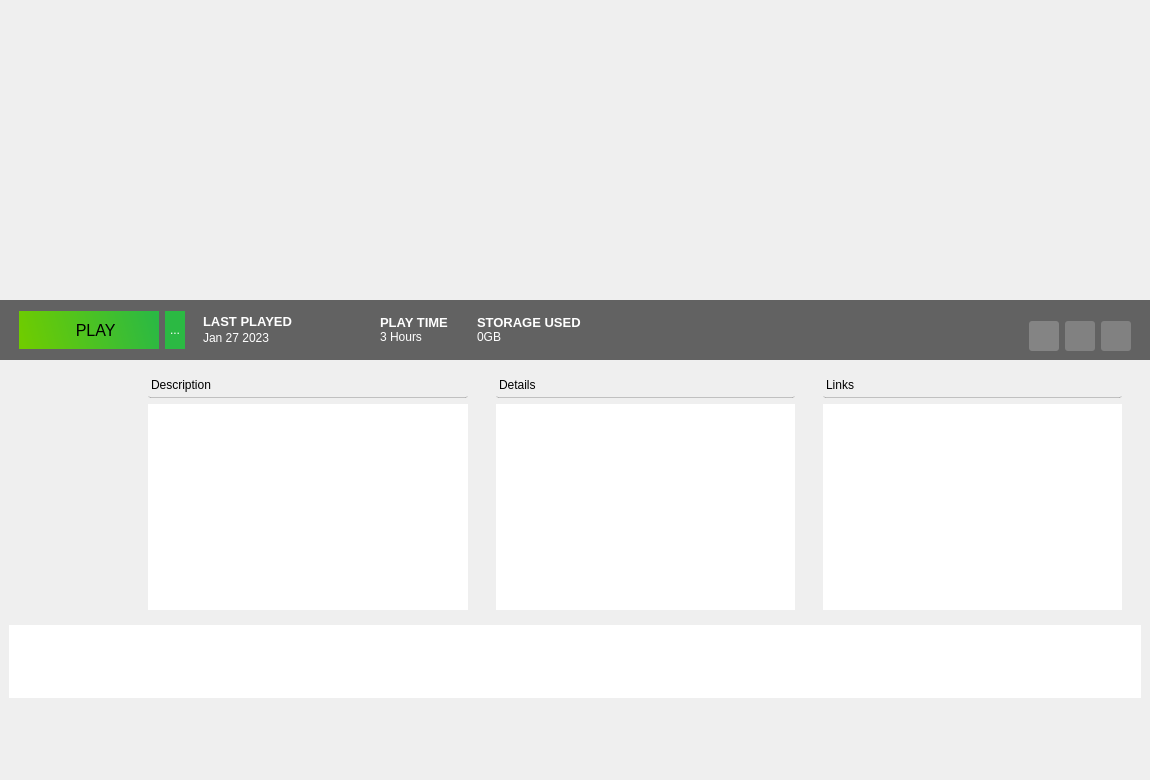
Old version of the form atlas/ui/widgets/games/GameWidget.ui in the repository KJNeko/Atlas.
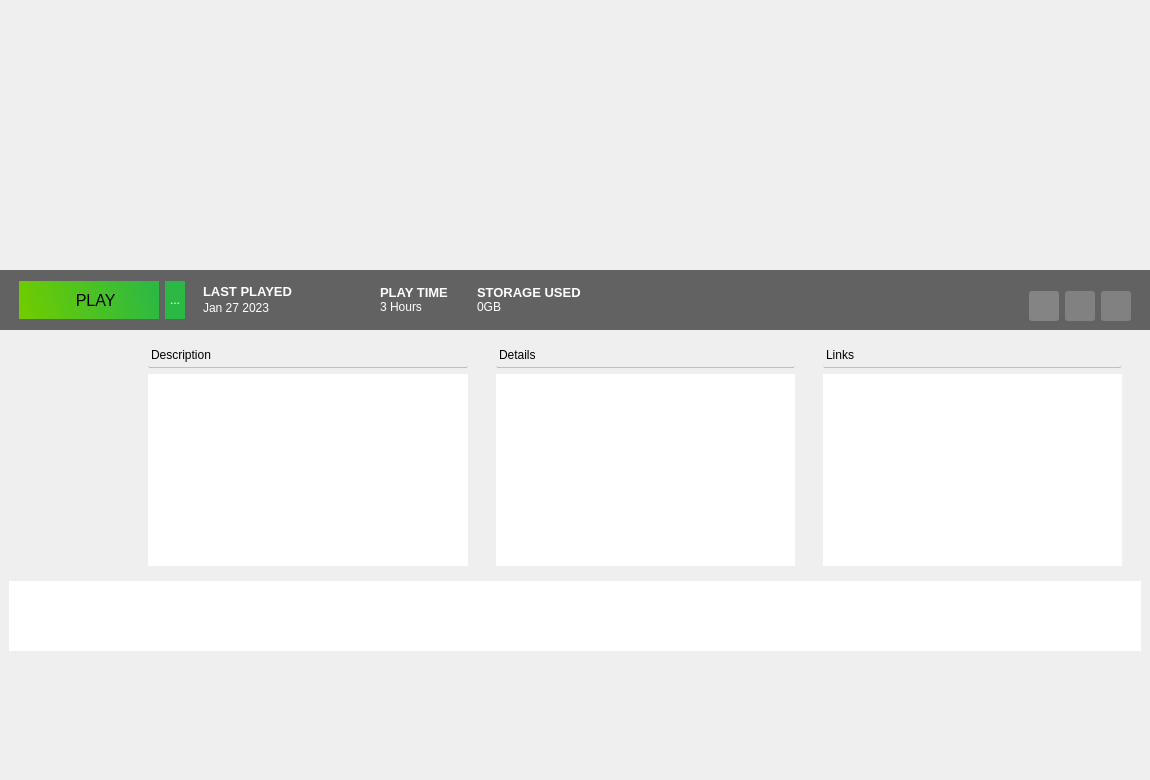
New version of the form. Icons and pictures are not drawn.

Commit message: ui fixes for game widget

What changed in the file:
```diff
--- a/atlas/ui/widgets/games/GameWidget.ui
+++ b/atlas/ui/widgets/games/GameWidget.ui
@@ -50,23 +50,429 @@
       <property name="spacing">
        <number>0</number>
       </property>
-      <item row="0" column="1">
-       <spacer name="verticalSpacer_4">
-        <property name="orientation">
-         <enum>Qt::Vertical</enum>
+      <item row="2" column="0" colspan="2">
+       <widget class="QFrame" name="bannerDetailFrame">
+        <property name="sizePolicy">
+         <sizepolicy hsizetype="Expanding" vsizetype="Expanding">
+          <horstretch>0</horstretch>
+          <verstretch>0</verstretch>
+         </sizepolicy>
         </property>
-        <property name="sizeType">
-         <enum>QSizePolicy::Fixed</enum>
+        <property name="styleSheet">
+         <string notr="true"/>
         </property>
-        <property name="sizeHint" stdset="0">
-         <size>
-          <width>20</width>
-          <height>260</height>
-         </size>
-        </property>
-       </spacer>
+        <layout class="QGridLayout" name="gridLayout_12">
+         <item row="0" column="0" colspan="2">
+          <widget class="QWidget" name="InfoPanel" native="true">
+           <property name="sizePolicy">
+            <sizepolicy hsizetype="MinimumExpanding" vsizetype="MinimumExpanding">
+             <horstretch>0</horstretch>
+             <verstretch>0</verstretch>
+            </sizepolicy>
+           </property>
+           <property name="styleSheet">
+            <string notr="true">border-radius: 2px;</string>
+           </property>
+           <layout class="QGridLayout" name="gridLayout_8">
+            <property name="leftMargin">
+             <number>0</number>
+            </property>
+            <property name="topMargin">
+             <number>0</number>
+            </property>
+            <property name="rightMargin">
+             <number>0</number>
+            </property>
+            <property name="bottomMargin">
+             <number>0</number>
+            </property>
+            <property name="spacing">
+             <number>0</number>
+            </property>
+            <item row="0" column="0">
+             <layout class="QGridLayout" name="detailView">
+              <item row="4" column="7">
+               <widget class="QWidget" name="Links" native="true">
+                <property name="minimumSize">
+                 <size>
+                  <width>0</width>
+                  <height>100</height>
+                 </size>
+                </property>
+                <property name="styleSheet">
+                 <string notr="true"/>
+                </property>
+                <layout class="QGridLayout" name="gridLayout_13">
+                 <item row="0" column="0">
+                  <widget class="QLabel" name="label_5">
+                   <property name="styleSheet">
+                    <string notr="true">background:none;
+border-style: outset;
+border-width: 1px;
+border-color: rgba(120, 120, 120, 100);
+border-top:none;
+border-right: none;
+border-left:none;
+padding-bottom:5px;</string>
+                   </property>
+                   <property name="text">
+                    <string>Links</string>
+                   </property>
+                  </widget>
+                 </item>
+                 <item row="1" column="0">
+                  <widget class="QTextEdit" name="teLinks">
+                   <property name="styleSheet">
+                    <string notr="true"/>
+                   </property>
+                   <property name="readOnly">
+                    <bool>true</bool>
+                   </property>
+                  </widget>
+                 </item>
+                </layout>
+               </widget>
+              </item>
+              <item row="4" column="4">
+               <spacer name="horizontalSpacer_18">
+                <property name="orientation">
+                 <enum>Qt::Horizontal</enum>
+                </property>
+                <property name="sizeType">
+                 <enum>QSizePolicy::Fixed</enum>
+                </property>
+                <property name="sizeHint" stdset="0">
+                 <size>
+                  <width>10</width>
+                  <height>20</height>
+                 </size>
+                </property>
+               </spacer>
+              </item>
+              <item row="4" column="5">
+               <widget class="QWidget" name="Info" native="true">
+                <property name="minimumSize">
+                 <size>
+                  <width>0</width>
+                  <height>100</height>
+                 </size>
+                </property>
+                <property name="styleSheet">
+                 <string notr="true"/>
+                </property>
+                <layout class="QGridLayout" name="gridLayout_9">
+                 <property name="leftMargin">
+                  <number>9</number>
+                 </property>
+                 <property name="topMargin">
+                  <number>9</number>
+                 </property>
+                 <property name="rightMargin">
+                  <number>9</number>
+                 </property>
+                 <property name="bottomMargin">
+                  <number>9</number>
+                 </property>
+                 <property name="spacing">
+                  <number>6</number>
+                 </property>
+                 <item row="1" column="0">
+                  <widget class="QTextEdit" name="teDetails">
+                   <property name="styleSheet">
+                    <string notr="true"/>
+                   </property>
+                   <property name="readOnly">
+                    <bool>true</bool>
+                   </property>
+                  </widget>
+                 </item>
+                 <item row="0" column="0">
+                  <widget class="QWidget" name="details_pane" native="true">
+                   <property name="styleSheet">
+                    <string notr="true"/>
+                   </property>
+                   <layout class="QGridLayout" name="gridLayout_5">
+                    <property name="leftMargin">
+                     <number>0</number>
+                    </property>
+                    <property name="topMargin">
+                     <number>0</number>
+                    </property>
+                    <property name="rightMargin">
+                     <number>0</number>
+                    </property>
+                    <property name="bottomMargin">
+                     <number>0</number>
+                    </property>
+                    <property name="spacing">
+                     <number>0</number>
+                    </property>
+                    <item row="0" column="0">
+                     <widget class="QLabel" name="label_10">
+                      <property name="styleSheet">
+                       <string notr="true">background:none;
+border-style: outset;
+border-width: 1px;
+border-color: rgba(120, 120, 120, 100);
+border-top:none;
+border-right: none;
+border-left:none;
+padding-bottom:5px;
+</string>
+                      </property>
+                      <property name="text">
+                       <string>Details</string>
+                      </property>
+                     </widget>
+                    </item>
+                   </layout>
+                  </widget>
+                 </item>
+                </layout>
+               </widget>
+              </item>
+              <item row="4" column="0">
+               <spacer name="horizontalSpacer_20">
+                <property name="orientation">
+                 <enum>Qt::Horizontal</enum>
+                </property>
+                <property name="sizeType">
+                 <enum>QSizePolicy::Fixed</enum>
+                </property>
+                <property name="sizeHint" stdset="0">
+                 <size>
+                  <width>10</width>
+                  <height>20</height>
+                 </size>
+                </property>
+               </spacer>
+              </item>
+              <item row="4" column="8">
+               <spacer name="horizontalSpacer_3">
+                <property name="orientation">
+                 <enum>Qt::Horizontal</enum>
+                </property>
+                <property name="sizeType">
+                 <enum>QSizePolicy::Fixed</enum>
+                </property>
+                <property name="sizeHint" stdset="0">
+                 <size>
+                  <width>10</width>
+                  <height>20</height>
+                 </size>
+                </property>
+               </spacer>
+              </item>
+              <item row="4" column="3">
+               <widget class="QWidget" name="Description" native="true">
+                <property name="sizePolicy">
+                 <sizepolicy hsizetype="Preferred" vsizetype="MinimumExpanding">
+                  <horstretch>0</horstretch>
+                  <verstretch>0</verstretch>
+                 </sizepolicy>
+                </property>
+                <property name="minimumSize">
+                 <size>
+                  <width>0</width>
+                  <height>100</height>
+                 </size>
+                </property>
+                <property name="styleSheet">
+                 <string notr="true"/>
+                </property>
+                <layout class="QGridLayout" name="gridLayout_10">
+                 <item row="0" column="0">
+                  <widget class="QLabel" name="label_3">
+                   <property name="font">
+                    <font>
+                     <underline>false</underline>
+                    </font>
+                   </property>
+                   <property name="styleSheet">
+                    <string notr="true">background:none;
+border-style: outset;
+border-width: 1px;
+border-color: rgba(120, 120, 120, 100);
+border-top:none;
+border-right: none;
+border-left:none;
+padding-bottom:5px;</string>
+                   </property>
+                   <property name="text">
+                    <string>Description</string>
+                   </property>
+                  </widget>
+                 </item>
+                 <item row="1" column="0">
+                  <widget class="QTextEdit" name="teDescription">
+                   <property name="enabled">
+                    <bool>true</bool>
+                   </property>
+                   <property name="sizePolicy">
+                    <sizepolicy hsizetype="MinimumExpanding" vsizetype="Expanding">
+                     <horstretch>0</horstretch>
+                     <verstretch>0</verstretch>
+                    </sizepolicy>
+                   </property>
+                   <property name="minimumSize">
+                    <size>
+                     <width>320</width>
+                     <height>0</height>
+                    </size>
+                   </property>
+                   <property name="styleSheet">
+                    <string notr="true"/>
+                   </property>
+                   <property name="frameShape">
+                    <enum>QFrame::NoFrame</enum>
+                   </property>
+                   <property name="frameShadow">
+                    <enum>QFrame::Plain</enum>
+                   </property>
+                   <property name="sizeAdjustPolicy">
+                    <enum>QAbstractScrollArea::AdjustToContents</enum>
+                   </property>
+                   <property name="readOnly">
+                    <bool>true</bool>
+                   </property>
+                  </widget>
+                 </item>
+                </layout>
+               </widget>
+              </item>
+              <item row="4" column="1">
+               <widget class="QWidget" name="coverWidget" native="true">
+                <property name="sizePolicy">
+                 <sizepolicy hsizetype="Fixed" vsizetype="Fixed">
+                  <horstretch>0</horstretch>
+                  <verstretch>0</verstretch>
+                 </sizepolicy>
+                </property>
+                <property name="minimumSize">
+                 <size>
+                  <width>110</width>
+                  <height>160</height>
+                 </size>
+                </property>
+                <property name="maximumSize">
+                 <size>
+                  <width>110</width>
+                  <height>160</height>
+                 </size>
+                </property>
+                <property name="styleSheet">
+                 <string notr="true">background:transparent;</string>
+                </property>
+                <layout class="QGridLayout" name="gridLayout_7">
+                 <property name="leftMargin">
+                  <number>0</number>
+                 </property>
+                 <property name="topMargin">
+                  <number>0</number>
+                 </property>
+                 <property name="rightMargin">
+                  <number>0</number>
+                 </property>
+                 <property name="bottomMargin">
+                  <number>0</number>
+                 </property>
+                 <property name="spacing">
+                  <number>0</number>
+                 </property>
+                 <item row="1" column="0">
+                  <widget class="QLabel" name="coverImage">
+                   <property name="sizePolicy">
+                    <sizepolicy hsizetype="Preferred" vsizetype="Preferred">
+                     <horstretch>100</horstretch>
+                     <verstretch>150</verstretch>
+                    </sizepolicy>
+                   </property>
+                   <property name="minimumSize">
+                    <size>
+                     <width>100</width>
+                     <height>150</height>
+                    </size>
+                   </property>
+                   <property name="styleSheet">
+                    <string notr="true">background:transparent;</string>
+                   </property>
+                   <property name="text">
+                    <string/>
+                   </property>
+                  </widget>
+                 </item>
+                </layout>
+               </widget>
+              </item>
+              <item row="4" column="2">
+               <spacer name="horizontalSpacer_21">
+                <property name="orientation">
+                 <enum>Qt::Horizontal</enum>
+                </property>
+                <property name="sizeType">
+                 <enum>QSizePolicy::Fixed</enum>
+                </property>
+                <property name="sizeHint" stdset="0">
+                 <size>
+                  <width>10</width>
+                  <height>20</height>
+                 </size>
+                </property>
+               </spacer>
+              </item>
+              <item row="4" column="6">
+               <spacer name="horizontalSpacer_2">
+                <property name="orientation">
+                 <enum>Qt::Horizontal</enum>
+                </property>
+                <property name="sizeType">
+                 <enum>QSizePolicy::Fixed</enum>
+                </property>
+                <property name="sizeHint" stdset="0">
+                 <size>
+                  <width>10</width>
+                  <height>20</height>
+                 </size>
+                </property>
+               </spacer>
+              </item>
+             </layout>
+            </item>
+           </layout>
+          </widget>
+         </item>
+         <item row="1" column="0" colspan="2">
+          <widget class="QListView" name="previewList">
+           <property name="styleSheet">
+            <string notr="true">border-radius: 2px;</string>
+           </property>
+           <property name="sizeAdjustPolicy">
+            <enum>QAbstractScrollArea::AdjustToContents</enum>
+           </property>
+           <property name="flow">
+            <enum>QListView::LeftToRight</enum>
+           </property>
+           <property name="isWrapping" stdset="0">
+            <bool>true</bool>
+           </property>
+           <property name="resizeMode">
+            <enum>QListView::Adjust</enum>
+           </property>
+           <property name="viewMode">
+            <enum>QListView::ListMode</enum>
+           </property>
+           <property name="uniformItemSizes">
+            <bool>false</bool>
+           </property>
+           <property name="itemAlignment">
+            <set>Qt::AlignCenter</set>
+           </property>
+          </widget>
+         </item>
+        </layout>
+       </widget>
       </item>
-      <item row="3" column="0" colspan="2">
+      <item row="1" column="0" colspan="2">
        <widget class="QFrame" name="frame">
         <property name="minimumSize">
          <size>
@@ -588,538 +994,22 @@
         </layout>
        </widget>
       </item>
-      <item row="1" column="1">
-       <widget class="QWidget" name="widget" native="true">
-        <property name="minimumSize">
-         <size>
-          <width>200</width>
-          <height>30</height>
-         </size>
-        </property>
-        <layout class="QGridLayout" name="gridLayout_14">
-         <property name="leftMargin">
-          <number>0</number>
-         </property>
-         <property name="topMargin">
-          <number>0</number>
-         </property>
-         <property name="rightMargin">
-          <number>0</number>
-         </property>
-         <property name="bottomMargin">
-          <number>0</number>
-         </property>
-         <property name="spacing">
-          <number>0</number>
-         </property>
-         <item row="0" column="3">
-          <spacer name="horizontalSpacer">
-           <property name="orientation">
-            <enum>Qt::Horizontal</enum>
-           </property>
-           <property name="sizeType">
-            <enum>QSizePolicy::Maximum</enum>
-           </property>
-           <property name="sizeHint" stdset="0">
-            <size>
-             <width>25</width>
-             <height>0</height>
-            </size>
-           </property>
-          </spacer>
-         </item>
-         <item row="0" column="1">
-          <widget class="QLabel" name="imgEngine">
-           <property name="minimumSize">
-            <size>
-             <width>30</width>
-             <height>30</height>
-            </size>
-           </property>
-           <property name="maximumSize">
-            <size>
-             <width>30</width>
-             <height>30</height>
-            </size>
-           </property>
-           <property name="styleSheet">
-            <string notr="true">background-color:none;</string>
-           </property>
-           <property name="text">
-            <string/>
-           </property>
-          </widget>
-         </item>
-         <item row="0" column="0">
-          <spacer name="horizontalSpacer_4">
-           <property name="orientation">
-            <enum>Qt::Horizontal</enum>
-           </property>
-           <property name="sizeHint" stdset="0">
-            <size>
-             <width>40</width>
-             <height>20</height>
-            </size>
-           </property>
-          </spacer>
-         </item>
-        </layout>
-       </widget>
-      </item>
-      <item row="2" column="1">
-       <spacer name="verticalSpacer">
+      <item row="0" column="1">
+       <spacer name="verticalSpacer_4">
         <property name="orientation">
          <enum>Qt::Vertical</enum>
         </property>
         <property name="sizeType">
-         <enum>QSizePolicy::Minimum</enum>
+         <enum>QSizePolicy::Fixed</enum>
         </property>
         <property name="sizeHint" stdset="0">
          <size>
           <width>20</width>
-          <height>10</height>
+          <height>270</height>
          </size>
         </property>
        </spacer>
       </item>
-      <item row="4" column="0" colspan="2">
-       <widget class="QFrame" name="bannerDetailFrame">
-        <property name="sizePolicy">
-         <sizepolicy hsizetype="Expanding" vsizetype="Expanding">
-          <horstretch>0</horstretch>
-          <verstretch>0</verstretch>
-         </sizepolicy>
-        </property>
-        <property name="styleSheet">
-         <string notr="true"/>
-        </property>
-        <layout class="QGridLayout" name="gridLayout_12">
-         <item row="2" column="0">
-          <spacer name="bottomSpaceer_DNR">
-           <property name="orientation">
-            <enum>Qt::Vertical</enum>
-           </property>
-           <property name="sizeType">
-            <enum>QSizePolicy::MinimumExpanding</enum>
-           </property>
-           <property name="sizeHint" stdset="0">
-            <size>
-             <width>20</width>
-             <height>20</height>
-            </size>
-           </property>
-          </spacer>
-         </item>
-         <item row="1" column="0" colspan="2">
-          <widget class="QListView" name="previewList">
-           <property name="styleSheet">
-            <string notr="true">border-radius: 2px;</string>
-           </property>
-           <property name="sizeAdjustPolicy">
-            <enum>QAbstractScrollArea::AdjustToContents</enum>
-           </property>
-           <property name="flow">
-            <enum>QListView::LeftToRight</enum>
-           </property>
-           <property name="isWrapping" stdset="0">
-            <bool>true</bool>
-           </property>
-           <property name="resizeMode">
-            <enum>QListView::Adjust</enum>
-           </property>
-           <property name="viewMode">
-            <enum>QListView::ListMode</enum>
-           </property>
-           <property name="uniformItemSizes">
-            <bool>false</bool>
-           </property>
-           <property name="itemAlignment">
-            <set>Qt::AlignCenter</set>
-           </property>
-          </widget>
-         </item>
-         <item row="0" column="0" colspan="2">
-          <widget class="QWidget" name="InfoPanel" native="true">
-           <property name="sizePolicy">
-            <sizepolicy hsizetype="Expanding" vsizetype="Expanding">
-             <horstretch>0</horstretch>
-             <verstretch>0</verstretch>
-            </sizepolicy>
-           </property>
-           <property name="minimumSize">
-            <size>
-             <width>0</width>
-             <height>215</height>
-            </size>
-           </property>
-           <property name="styleSheet">
-            <string notr="true">border-radius: 2px;</string>
-           </property>
-           <layout class="QGridLayout" name="gridLayout_8">
-            <property name="leftMargin">
-             <number>0</number>
-            </property>
-            <property name="topMargin">
-             <number>0</number>
-            </property>
-            <property name="rightMargin">
-             <number>0</number>
-            </property>
-            <property name="bottomMargin">
-             <number>0</number>
-            </property>
-            <property name="spacing">
-             <number>0</number>
-            </property>
-            <item row="0" column="0">
-             <layout class="QGridLayout" name="detailView">
-              <item row="4" column="7">
-               <widget class="QWidget" name="Links" native="true">
-                <property name="minimumSize">
-                 <size>
-                  <width>35</width>
-                  <height>0</height>
-                 </size>
-                </property>
-                <property name="styleSheet">
-                 <string notr="true"/>
-                </property>
-                <layout class="QGridLayout" name="gridLayout_13">
-                 <item row="0" column="0">
-                  <widget class="QLabel" name="label_5">
-                   <property name="styleSheet">
-                    <string notr="true">background:none;
-border-style: outset;
-border-width: 1px;
-border-color: rgba(120, 120, 120, 100);
-border-top:none;
-border-right: none;
-border-left:none;
-padding-bottom:5px;</string>
-                   </property>
-                   <property name="text">
-                    <string>Links</string>
-                   </property>
-                  </widget>
-                 </item>
-                 <item row="1" column="0">
-                  <widget class="QTextEdit" name="teLinks">
-                   <property name="styleSheet">
-                    <string notr="true"/>
-                   </property>
-                   <property name="readOnly">
-                    <bool>true</bool>
-                   </property>
-                  </widget>
-                 </item>
-                </layout>
-               </widget>
-              </item>
-              <item row="4" column="4">
-               <spacer name="horizontalSpacer_18">
-                <property name="orientation">
-                 <enum>Qt::Horizontal</enum>
-                </property>
-                <property name="sizeType">
-                 <enum>QSizePolicy::Fixed</enum>
-                </property>
-                <property name="sizeHint" stdset="0">
-                 <size>
-                  <width>10</width>
-                  <height>20</height>
-                 </size>
-                </property>
-               </spacer>
-              </item>
-              <item row="4" column="5">
-               <widget class="QWidget" name="Info" native="true">
-                <property name="styleSheet">
-                 <string notr="true"/>
-                </property>
-                <layout class="QGridLayout" name="gridLayout_9">
-                 <property name="leftMargin">
-                  <number>9</number>
-                 </property>
-                 <property name="topMargin">
-                  <number>9</number>
-                 </property>
-                 <property name="rightMargin">
-                  <number>9</number>
-                 </property>
-                 <property name="bottomMargin">
-                  <number>9</number>
-                 </property>
-                 <property name="spacing">
-                  <number>6</number>
-                 </property>
-                 <item row="1" column="0">
-                  <widget class="QTextEdit" name="teDetails">
-                   <property name="styleSheet">
-                    <string notr="true"/>
-                   </property>
-                   <property name="readOnly">
-                    <bool>true</bool>
-                   </property>
-                  </widget>
-                 </item>
-                 <item row="0" column="0">
-                  <widget class="QWidget" name="details_pane" native="true">
-                   <property name="styleSheet">
-                    <string notr="true"/>
-                   </property>
-                   <layout class="QGridLayout" name="gridLayout_5">
-                    <property name="leftMargin">
-                     <number>0</number>
-                    </property>
-                    <property name="topMargin">
-                     <number>0</number>
-                    </property>
-                    <property name="rightMargin">
-                     <number>0</number>
-                    </property>
-                    <property name="bottomMargin">
-                     <number>0</number>
-                    </property>
-                    <property name="spacing">
-                     <number>0</number>
-                    </property>
-                    <item row="0" column="0">
-                     <widget class="QLabel" name="label_10">
-                      <property name="styleSheet">
-                       <string notr="true">background:none;
-border-style: outset;
-border-width: 1px;
-border-color: rgba(120, 120, 120, 100);
-border-top:none;
-border-right: none;
-border-left:none;
-padding-bottom:5px;
-</string>
-                      </property>
-                      <property name="text">
-                       <string>Details</string>
-                      </property>
-                     </widget>
-                    </item>
-                   </layout>
-                  </widget>
-                 </item>
-                </layout>
-               </widget>
-              </item>
-              <item row="4" column="0">
-               <spacer name="horizontalSpacer_20">
-                <property name="orientation">
-                 <enum>Qt::Horizontal</enum>
-                </property>
-                <property name="sizeType">
-                 <enum>QSizePolicy::Fixed</enum>
-                </property>
-                <property name="sizeHint" stdset="0">
-                 <size>
-                  <width>10</width>
-                  <height>20</height>
-                 </size>
-                </property>
-               </spacer>
-              </item>
-              <item row="4" column="8">
-               <spacer name="horizontalSpacer_3">
-                <property name="orientation">
-                 <enum>Qt::Horizontal</enum>
-                </property>
-                <property name="sizeType">
-                 <enum>QSizePolicy::Fixed</enum>
-                </property>
-                <property name="sizeHint" stdset="0">
-                 <size>
-                  <width>10</width>
-                  <height>20</height>
-                 </size>
-                </property>
-               </spacer>
-              </item>
-              <item row="4" column="3">
-               <widget class="QWidget" name="Description" native="true">
-                <property name="sizePolicy">
-                 <sizepolicy hsizetype="Preferred" vsizetype="MinimumExpanding">
-                  <horstretch>0</horstretch>
-                  <verstretch>0</verstretch>
-                 </sizepolicy>
-                </property>
-                <property name="minimumSize">
-                 <size>
-                  <width>61</width>
-                  <height>250</height>
-                 </size>
-                </property>
-                <property name="styleSheet">
-                 <string notr="true"/>
-                </property>
-                <layout class="QGridLayout" name="gridLayout_10">
-                 <item row="0" column="0">
-                  <widget class="QLabel" name="label_3">
-                   <property name="font">
-                    <font>
-                     <underline>false</underline>
-                    </font>
-                   </property>
-                   <property name="styleSheet">
-                    <string notr="true">background:none;
-border-style: outset;
-border-width: 1px;
-border-color: rgba(120, 120, 120, 100);
-border-top:none;
-border-right: none;
-border-left:none;
-padding-bottom:5px;</string>
-                   </property>
-                   <property name="text">
-                    <string>Description</string>
-                   </property>
-                  </widget>
-                 </item>
-                 <item row="1" column="0">
-                  <widget class="QTextEdit" name="teDescription">
-                   <property name="enabled">
-                    <bool>true</bool>
-                   </property>
-                   <property name="sizePolicy">
-                    <sizepolicy hsizetype="MinimumExpanding" vsizetype="Expanding">
-                     <horstretch>0</horstretch>
-                     <verstretch>0</verstretch>
-                    </sizepolicy>
-                   </property>
-                   <property name="minimumSize">
-                    <size>
-                     <width>320</width>
-                     <height>0</height>
-                    </size>
-                   </property>
-                   <property name="styleSheet">
-                    <string notr="true"/>
-                   </property>
-                   <property name="frameShape">
-                    <enum>QFrame::NoFrame</enum>
-                   </property>
-                   <property name="frameShadow">
-                    <enum>QFrame::Plain</enum>
-                   </property>
-                   <property name="sizeAdjustPolicy">
-                    <enum>QAbstractScrollArea::AdjustToContents</enum>
-                   </property>
-                   <property name="readOnly">
-                    <bool>true</bool>
-                   </property>
-                  </widget>
-                 </item>
-                </layout>
-               </widget>
-              </item>
-              <item row="4" column="1">
-               <widget class="QWidget" name="coverWidget" native="true">
-                <property name="sizePolicy">
-                 <sizepolicy hsizetype="Fixed" vsizetype="Fixed">
-                  <horstretch>0</horstretch>
-                  <verstretch>0</verstretch>
-                 </sizepolicy>
-                </property>
-                <property name="minimumSize">
-                 <size>
-                  <width>110</width>
-                  <height>160</height>
-                 </size>
-                </property>
-                <property name="maximumSize">
-                 <size>
-                  <width>110</width>
-                  <height>160</height>
-                 </size>
-                </property>
-                <property name="styleSheet">
-                 <string notr="true">background:transparent;</string>
-                </property>
-                <layout class="QGridLayout" name="gridLayout_7">
-                 <property name="leftMargin">
-                  <number>0</number>
-                 </property>
-                 <property name="topMargin">
-                  <number>0</number>
-                 </property>
-                 <property name="rightMargin">
-                  <number>0</number>
-                 </property>
-                 <property name="bottomMargin">
-                  <number>0</number>
-                 </property>
-                 <property name="spacing">
-                  <number>0</number>
-                 </property>
-                 <item row="1" column="0">
-                  <widget class="QLabel" name="coverImage">
-                   <property name="sizePolicy">
-                    <sizepolicy hsizetype="Preferred" vsizetype="Preferred">
-                     <horstretch>100</horstretch>
-                     <verstretch>150</verstretch>
-                    </sizepolicy>
-                   </property>
-                   <property name="minimumSize">
-                    <size>
-                     <width>100</width>
-                     <height>150</height>
-                    </size>
-                   </property>
-                   <property name="styleSheet">
-                    <string notr="true">background:transparent;</string>
-                   </property>
-                   <property name="text">
-                    <string/>
-                   </property>
-                  </widget>
-                 </item>
-                </layout>
-               </widget>
-              </item>
-              <item row="4" column="2">
-               <spacer name="horizontalSpacer_21">
-                <property name="orientation">
-                 <enum>Qt::Horizontal</enum>
-                </property>
-                <property name="sizeType">
-                 <enum>QSizePolicy::Fixed</enum>
-                </property>
-                <property name="sizeHint" stdset="0">
-                 <size>
-                  <width>10</width>
-                  <height>20</height>
-                 </size>
-                </property>
-               </spacer>
-              </item>
-              <item row="4" column="6">
-               <spacer name="horizontalSpacer_2">
-                <property name="orientation">
-                 <enum>Qt::Horizontal</enum>
-                </property>
-                <property name="sizeType">
-                 <enum>QSizePolicy::Fixed</enum>
-                </property>
-                <property name="sizeHint" stdset="0">
-                 <size>
-                  <width>10</width>
-                  <height>20</height>
-                 </size>
-                </property>
-               </spacer>
-              </item>
-             </layout>
-            </item>
-           </layout>
-          </widget>
-         </item>
-        </layout>
-       </widget>
-      </item>
       <item row="0" column="0">
        <spacer name="horizontalSpacer_8">
         <property name="orientation">
@@ -1133,6 +1023,22 @@
         </property>
        </spacer>
       </item>
+      <item row="3" column="0">
+       <spacer name="verticalSpacer">
+        <property name="orientation">
+         <enum>Qt::Vertical</enum>
+        </property>
+        <property name="sizeType">
+         <enum>QSizePolicy::MinimumExpanding</enum>
+        </property>
+        <property name="sizeHint" stdset="0">
+         <size>
+          <width>20</width>
+          <height>40</height>
+         </size>
+        </property>
+       </spacer>
+      </item>
      </layout>
     </widget>
    </item>
```
The commit also changes 2 other files.
